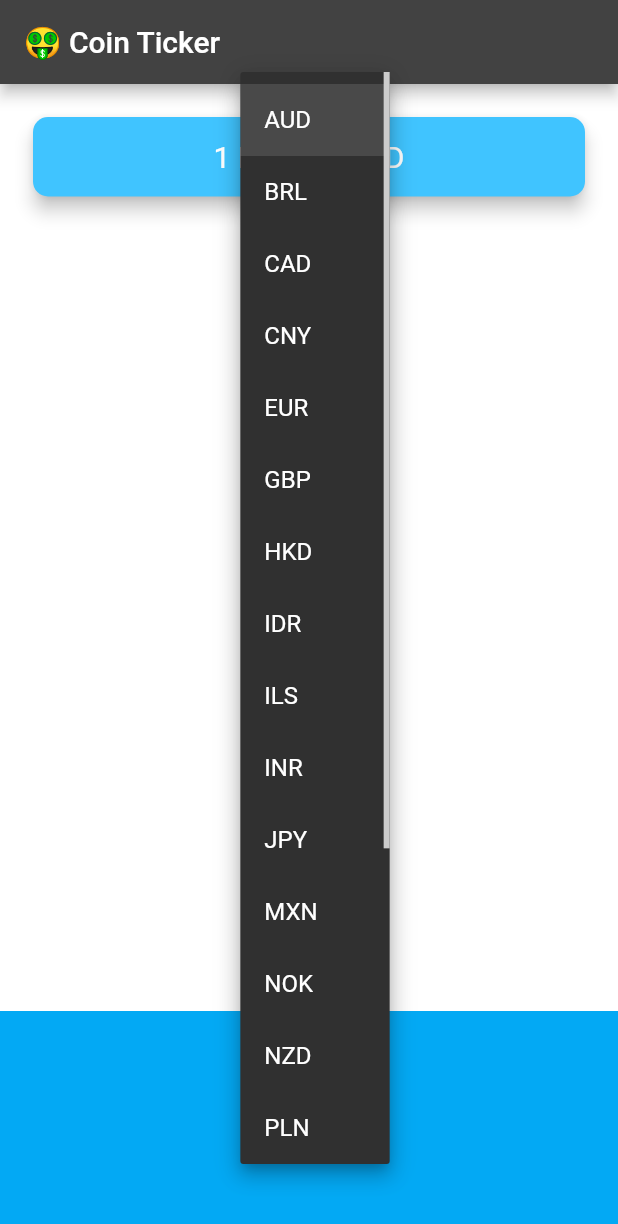
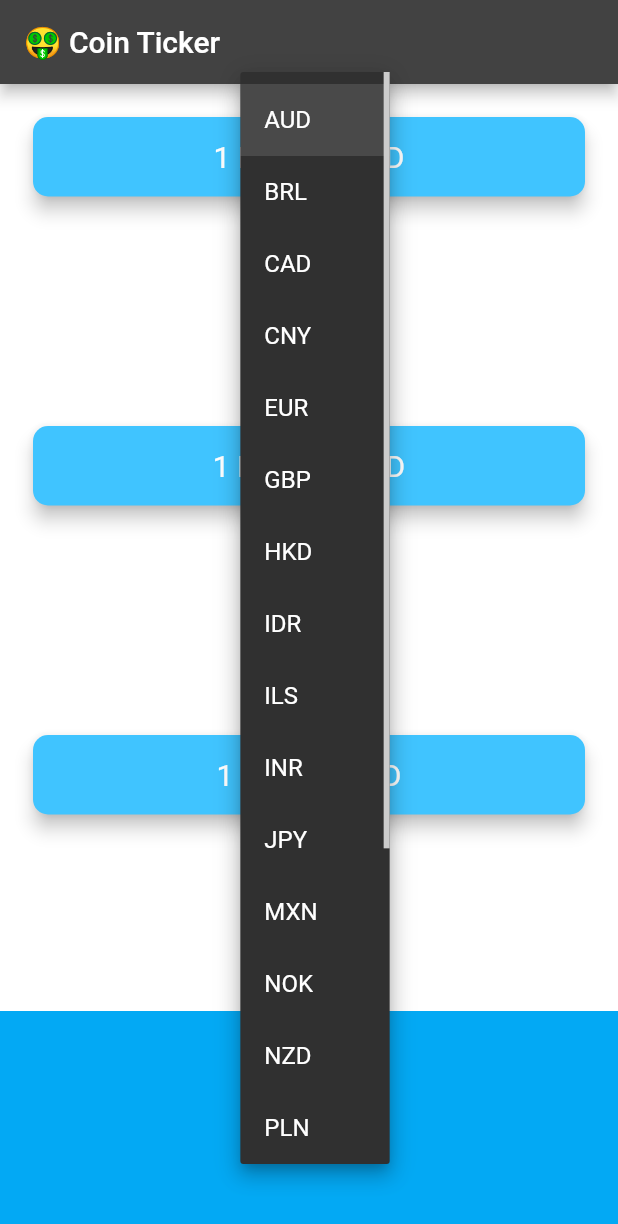
Before and after one commit to lijealso/flutter-dart, a Flutter app: the screen it shows after launch, after a tap on "AUD", on a phone screen of 412 x 824 dp. Shown: the top 1224 px of the screen. Run offline on Flutter 3.47's test engine with Material 2 defaults, Android fonts, the phone set to English and light mode, and no system bars; our stand-ins replace audioplayers, flutter_spinkit, font_awesome_flutter, geolocator, rflutter_alert; network calls fail.

Commit message:
Until 166. Level 3 - Gold Medal

```diff
--- a/bitcoin_ticker/lib/coin_data.dart
+++ b/bitcoin_ticker/lib/coin_data.dart
@@ -34,17 +34,45 @@ const List<String> cryptoList = [
 
 class CoinData {
   //3: Update getCoinData to take the selectedCurrency as an input.
-  Future getCoinData(String selectedCurrency) async {
+  Future getBitcoinData(String selectedCurrency) async {
     String currency = selectedCurrency.toLowerCase();
     String requestURL =
         'https://api.coingecko.com/api/v3/simple/price?ids=bitcoin&vs_currencies=$currency';
     http.Response response = await http.get(Uri.parse(requestURL));
     if (response.statusCode == 200) {
       var decodedData = jsonDecode(response.body);
-      int lastPrice = decodedData['bitcoin']['$currency'];
-      print(currency);
-      print(lastPrice);
-      return lastPrice.toStringAsFixed(0);
+      int lastPriceBitcoin = decodedData['bitcoin']['$currency'];
+      return lastPriceBitcoin.toStringAsFixed(0);
+    } else {
+      print(response.statusCode);
+      throw 'Problem with the get request';
+    }
+  }
+
+  Future getEthereumData(String selectedCurrency) async {
+    String currency = selectedCurrency.toLowerCase();
+    String requestURL =
+        'https://api.coingecko.com/api/v3/simple/price?ids=ethereum&vs_currencies=$currency';
+    http.Response response = await http.get(Uri.parse(requestURL));
+    if (response.statusCode == 200) {
+      var decodedData = jsonDecode(response.body);
+      double lastPriceEthereum = decodedData['ethereum']['$currency'];
+      return lastPriceEthereum.toStringAsFixed(0);
+    } else {
+      print(response.statusCode);
+      throw 'Problem with the get request';
+    }
+  }
+
+  Future getLightcoinData(String selectedCurrency) async {
+    String currency = selectedCurrency.toLowerCase();
+    String requestURL =
+        'https://api.coingecko.com/api/v3/simple/price?ids=lightcoin&vs_currencies=$currency';
+    http.Response response = await http.get(Uri.parse(requestURL));
+    if (response.statusCode == 200) {
+      var decodedData = jsonDecode(response.body);
+      double lastPriceLightcoin = decodedData['lightcoin']['$currency'];
+      return lastPriceLightcoin.toStringAsFixed(8);
     } else {
       print(response.statusCode);
       throw 'Problem with the get request';
--- a/bitcoin_ticker/lib/price_screen.dart
+++ b/bitcoin_ticker/lib/price_screen.dart
@@ -27,7 +27,9 @@ class _PriceScreenState extends State<PriceScreen> {
       onChanged: (value) {
         setState(() {
           selectedCurrency = value!;
-          getData();
+          getBitcoinData();
+          getEthereumData();
+          getLightcoinData();
         });
       },
     );
@@ -48,7 +50,9 @@ class _PriceScreenState extends State<PriceScreen> {
           //1: Save the selected currency to the property selectedCurrency
           selectedCurrency = currenciesList[selectedIndex];
           //2: Call getData() when the picker/dropdown changes.
-          getData();
+          getBitcoinData();
+          getEthereumData();
+          getEthereumData();
         });
       },
       children: pickerItems,
@@ -56,12 +60,36 @@ class _PriceScreenState extends State<PriceScreen> {
   }
 
   String bitcoinValue = '?';
+  String ethereumValue = '?';
+  String lightcoinValue = '?';
 
-  void getData() async {
+  void getBitcoinData() async {
     try {
-      var data = await CoinData().getCoinData(selectedCurrency);
+      var data = await CoinData().getBitcoinData(selectedCurrency);
       setState(() {
         bitcoinValue = data;
+      });
+    } catch (e) {
+      print(e);
+    }
+  }
+
+  void getEthereumData() async {
+    try {
+      var data = await CoinData().getEthereumData(selectedCurrency);
+      setState(() {
+        ethereumValue = data;
+      });
+    } catch (e) {
+      print(e);
+    }
+  }
+
+  void getLightcoinData() async {
+    try {
+      var data = await CoinData().getLightcoinData(selectedCurrency);
+      setState(() {
+        lightcoinValue = data;
       });
     } catch (e) {
       print(e);
@@ -71,7 +99,9 @@ class _PriceScreenState extends State<PriceScreen> {
   @override
   void initState() {
     super.initState();
-    getData();
+    getBitcoinData();
+    getEthereumData();
+    getLightcoinData();
   }
 
   @override
@@ -95,8 +125,50 @@ class _PriceScreenState extends State<PriceScreen> {
               child: Padding(
                 padding: EdgeInsets.symmetric(vertical: 15.0, horizontal: 28.0),
                 child: Text(
+                  '1 BTC = $bitcoinValue $selectedCurrency',
+                  textAlign: TextAlign.center,
+                  style: TextStyle(
+                    fontSize: 20.0,
+                    color: Colors.white,
+                  ),
+                ),
+              ),
+            ),
+          ),
+          Padding(
+            padding: EdgeInsets.fromLTRB(18.0, 18.0, 18.0, 0),
+            child: Card(
+              color: Colors.lightBlueAccent,
+              elevation: 5.0,
+              shape: RoundedRectangleBorder(
+                borderRadius: BorderRadius.circular(10.0),
+              ),
+              child: Padding(
+                padding: EdgeInsets.symmetric(vertical: 15.0, horizontal: 28.0),
+                child: Text(
+                  '1 ETH = $ethereumValue $selectedCurrency',
+                  textAlign: TextAlign.center,
+                  style: TextStyle(
+                    fontSize: 20.0,
+                    color: Colors.white,
+                  ),
+                ),
+              ),
+            ),
+          ),
+          Padding(
+            padding: EdgeInsets.fromLTRB(18.0, 18.0, 18.0, 0),
+            child: Card(
+              color: Colors.lightBlueAccent,
+              elevation: 5.0,
+              shape: RoundedRectangleBorder(
+                borderRadius: BorderRadius.circular(10.0),
+              ),
+              child: Padding(
+                padding: EdgeInsets.symmetric(vertical: 15.0, horizontal: 28.0),
+                child: Text(
                   //5: Update the currency name depending on the selectedCurrency.
-                  '1 BTC = $bitcoinValue $selectedCurrency',
+                  '1 LTC = $lightcoinValue $selectedCurrency',
                   textAlign: TextAlign.center,
                   style: TextStyle(
                     fontSize: 20.0,
```
